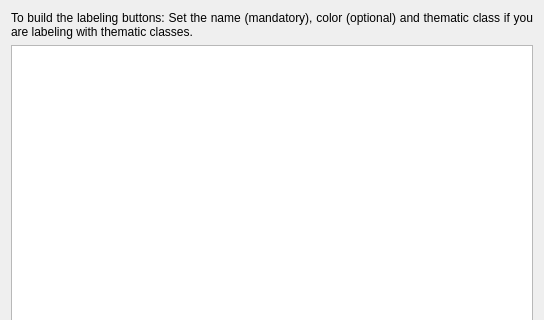
First picture: the form in ui/labeling_buttons_config.ui, repository SMByC/AcATaMa, before the edit; both pictures show x 0 to 544 and y 0 to 320 of the 544 by 550 pixel window.
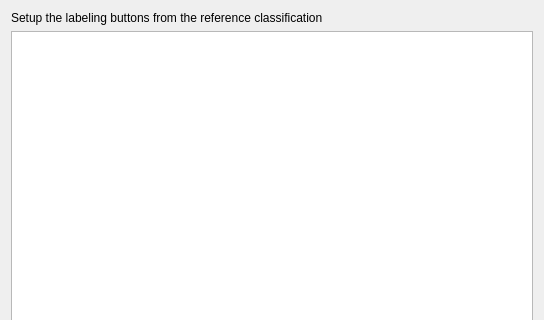
Second picture: the form after the edit.

Commit message: Adjusted the text of the labeling buttons setup dialog

Patch:
```diff
--- a/ui/labeling_buttons_config.ui
+++ b/ui/labeling_buttons_config.ui
@@ -17,7 +17,7 @@
    <item>
     <widget class="QLabel" name="label">
      <property name="text">
-      <string>To build the labeling buttons: Set the name (mandatory), color (optional) and thematic class if you are labeling with thematic classes.</string>
+      <string>Setup the labeling buttons from the reference classification</string>
      </property>
      <property name="alignment">
       <set>Qt::AlignJustify|Qt::AlignVCenter</set>
```
